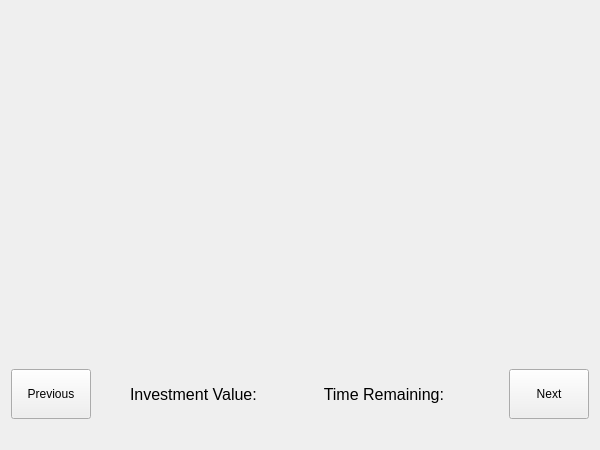
This is MarketSimulation/mainwindow.ui in dwattttt/marketsim as Qt 5 draws it before an edit. The edited form follows.
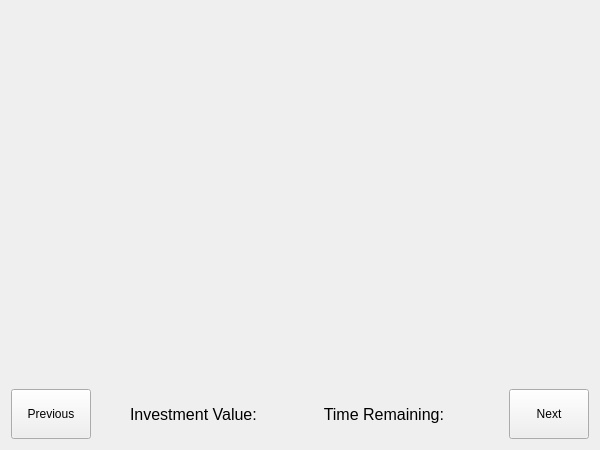
This is the edited form.

What changed in the file:
```diff
--- a/MarketSimulation/mainwindow.ui
+++ b/MarketSimulation/mainwindow.ui
@@ -248,22 +248,6 @@
         </item>
        </layout>
       </item>
-      <item>
-       <spacer name="verticalSpacer_2">
-        <property name="orientation">
-         <enum>Qt::Vertical</enum>
-        </property>
-        <property name="sizeType">
-         <enum>QSizePolicy::Maximum</enum>
-        </property>
-        <property name="sizeHint" stdset="0">
-         <size>
-          <width>20</width>
-          <height>20</height>
-         </size>
-        </property>
-       </spacer>
-      </item>
      </layout>
     </item>
     <item>
```
